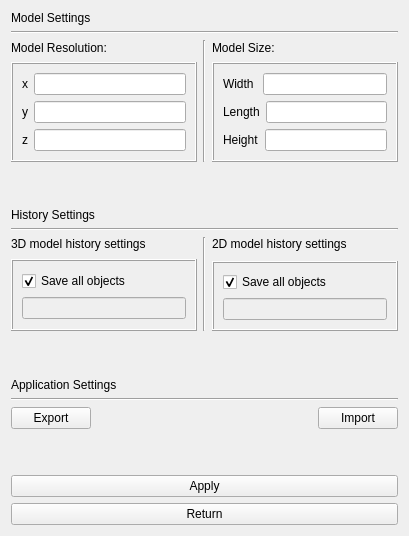
The window that Settings/settingswidget.ui (pincky6/Project) describes before a commit, drawn with Qt 5.
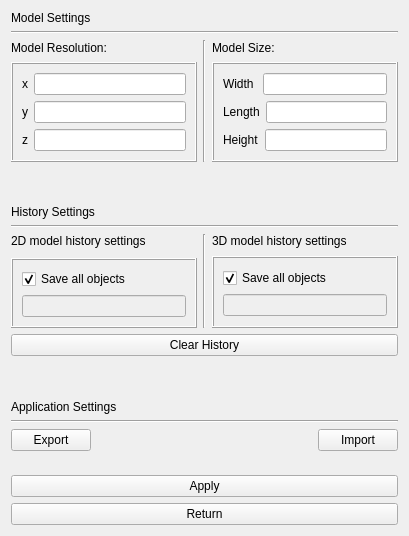
The same window after the commit.

What changed in the file:
```diff
--- a/Settings/settingswidget.ui
+++ b/Settings/settingswidget.ui
@@ -254,93 +254,6 @@
    </item>
    <item>
     <layout class="QHBoxLayout" name="horizontalLayout_15">
-     <item>
-      <layout class="QVBoxLayout" name="verticalLayout_11">
-       <property name="sizeConstraint">
-        <enum>QLayout::SetFixedSize</enum>
-       </property>
-       <item>
-        <widget class="QLabel" name="label_13">
-         <property name="sizePolicy">
-          <sizepolicy hsizetype="Fixed" vsizetype="Expanding">
-           <horstretch>0</horstretch>
-           <verstretch>0</verstretch>
-          </sizepolicy>
-         </property>
-         <property name="minimumSize">
-          <size>
-           <width>185</width>
-           <height>16</height>
-          </size>
-         </property>
-         <property name="text">
-          <string>3D model history settings</string>
-         </property>
-         <property name="alignment">
-          <set>Qt::AlignLeading|Qt::AlignLeft|Qt::AlignTop</set>
-         </property>
-        </widget>
-       </item>
-       <item>
-        <widget class="QFrame" name="frame_2">
-         <property name="sizePolicy">
-          <sizepolicy hsizetype="Preferred" vsizetype="Fixed">
-           <horstretch>0</horstretch>
-           <verstretch>0</verstretch>
-          </sizepolicy>
-         </property>
-         <property name="minimumSize">
-          <size>
-           <width>0</width>
-           <height>72</height>
-          </size>
-         </property>
-         <property name="frameShape">
-          <enum>QFrame::Box</enum>
-         </property>
-         <property name="frameShadow">
-          <enum>QFrame::Raised</enum>
-         </property>
-         <layout class="QVBoxLayout" name="verticalLayout_2">
-          <item>
-           <layout class="QVBoxLayout" name="verticalLayout">
-            <item>
-             <widget class="QCheckBox" name="save_3d_checkbox">
-              <property name="text">
-               <string>Save all objects</string>
-              </property>
-              <property name="checked">
-               <bool>true</bool>
-              </property>
-             </widget>
-            </item>
-            <item>
-             <widget class="QLineEdit" name="history_3d_records_count_lineedit">
-              <property name="enabled">
-               <bool>false</bool>
-              </property>
-             </widget>
-            </item>
-           </layout>
-          </item>
-         </layout>
-        </widget>
-       </item>
-      </layout>
-     </item>
-     <item>
-      <widget class="Line" name="vertical_model_history_separator">
-       <property name="sizePolicy">
-        <sizepolicy hsizetype="Fixed" vsizetype="Expanding">
-         <horstretch>0</horstretch>
-         <verstretch>0</verstretch>
-        </sizepolicy>
-       </property>
-       <property name="orientation">
-        <enum>Qt::Vertical</enum>
-       </property>
-      </widget>
-     </item>
      <item>
       <layout class="QVBoxLayout" name="verticalLayout_8">
        <property name="sizeConstraint">
@@ -424,10 +337,104 @@
        </item>
       </layout>
      </item>
+     <item>
+      <widget class="Line" name="vertical_model_history_separator">
+       <property name="sizePolicy">
+        <sizepolicy hsizetype="Fixed" vsizetype="Expanding">
+         <horstretch>0</horstretch>
+         <verstretch>0</verstretch>
+        </sizepolicy>
+       </property>
+       <property name="orientation">
+        <enum>Qt::Vertical</enum>
+       </property>
+      </widget>
+     </item>
+     <item>
+      <layout class="QVBoxLayout" name="verticalLayout_11">
+       <property name="sizeConstraint">
+        <enum>QLayout::SetFixedSize</enum>
+       </property>
+       <item>
+        <widget class="QLabel" name="label_13">
+         <property name="sizePolicy">
+          <sizepolicy hsizetype="Fixed" vsizetype="Expanding">
+           <horstretch>0</horstretch>
+           <verstretch>0</verstretch>
+          </sizepolicy>
+         </property>
+         <property name="minimumSize">
+          <size>
+           <width>185</width>
+           <height>16</height>
+          </size>
+         </property>
+         <property name="text">
+          <string>3D model history settings</string>
+         </property>
+         <property name="alignment">
+          <set>Qt::AlignLeading|Qt::AlignLeft|Qt::AlignTop</set>
+         </property>
+        </widget>
+       </item>
+       <item>
+        <widget class="QFrame" name="frame_2">
+         <property name="sizePolicy">
+          <sizepolicy hsizetype="Preferred" vsizetype="Fixed">
+           <horstretch>0</horstretch>
+           <verstretch>0</verstretch>
+          </sizepolicy>
+         </property>
+         <property name="minimumSize">
+          <size>
+           <width>0</width>
+           <height>72</height>
+          </size>
+         </property>
+         <property name="frameShape">
+          <enum>QFrame::Box</enum>
+         </property>
+         <property name="frameShadow">
+          <enum>QFrame::Raised</enum>
+         </property>
+         <layout class="QVBoxLayout" name="verticalLayout_2">
+          <item>
+           <layout class="QVBoxLayout" name="verticalLayout">
+            <item>
+             <widget class="QCheckBox" name="save_3d_checkbox">
+              <property name="text">
+               <string>Save all objects</string>
+              </property>
+              <property name="checked">
+               <bool>true</bool>
+              </property>
+             </widget>
+            </item>
+            <item>
+             <widget class="QLineEdit" name="history_3d_records_count_lineedit">
+              <property name="enabled">
+               <bool>false</bool>
+              </property>
+             </widget>
+            </item>
+           </layout>
+          </item>
+         </layout>
+        </widget>
+       </item>
+      </layout>
+     </item>
     </layout>
    </item>
    <item>
-    <spacer name="verticalSpacer">
+    <widget class="QPushButton" name="clearButton">
+     <property name="text">
+      <string>Clear History</string>
+     </property>
+    </widget>
+   </item>
+   <item>
+    <spacer name="verticalSpacer_4">
      <property name="orientation">
       <enum>Qt::Vertical</enum>
      </property>
```
